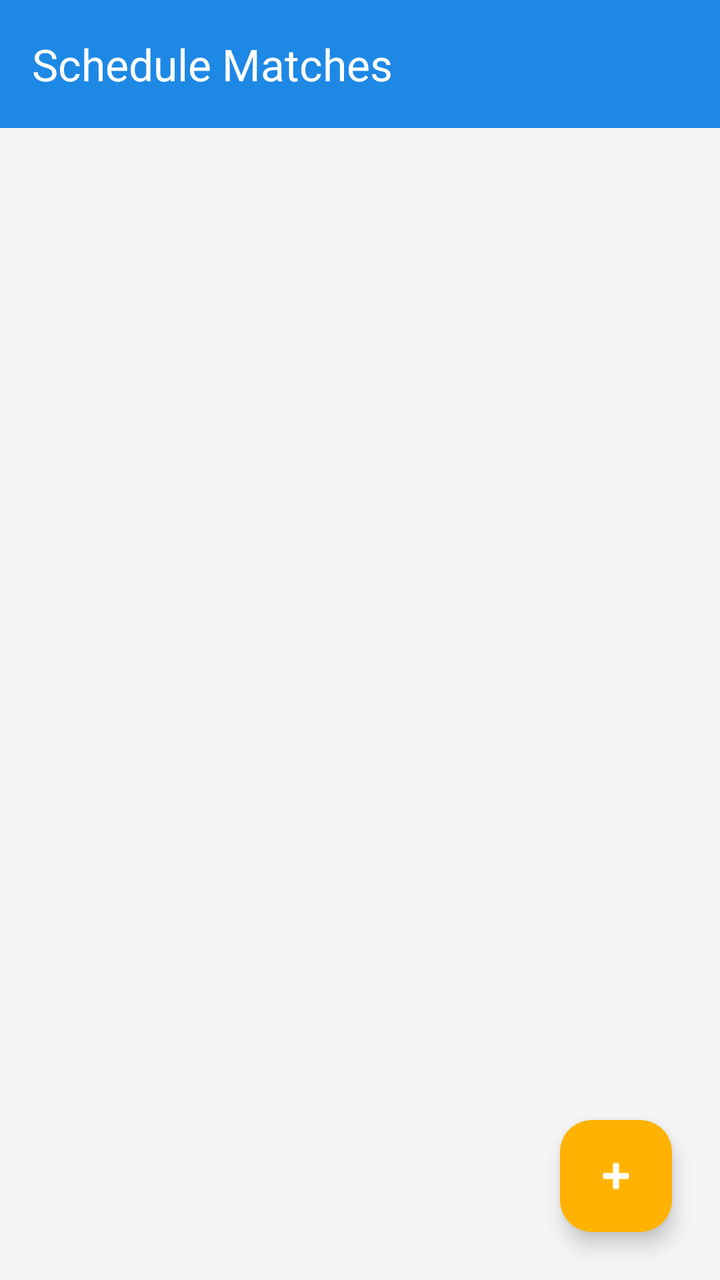
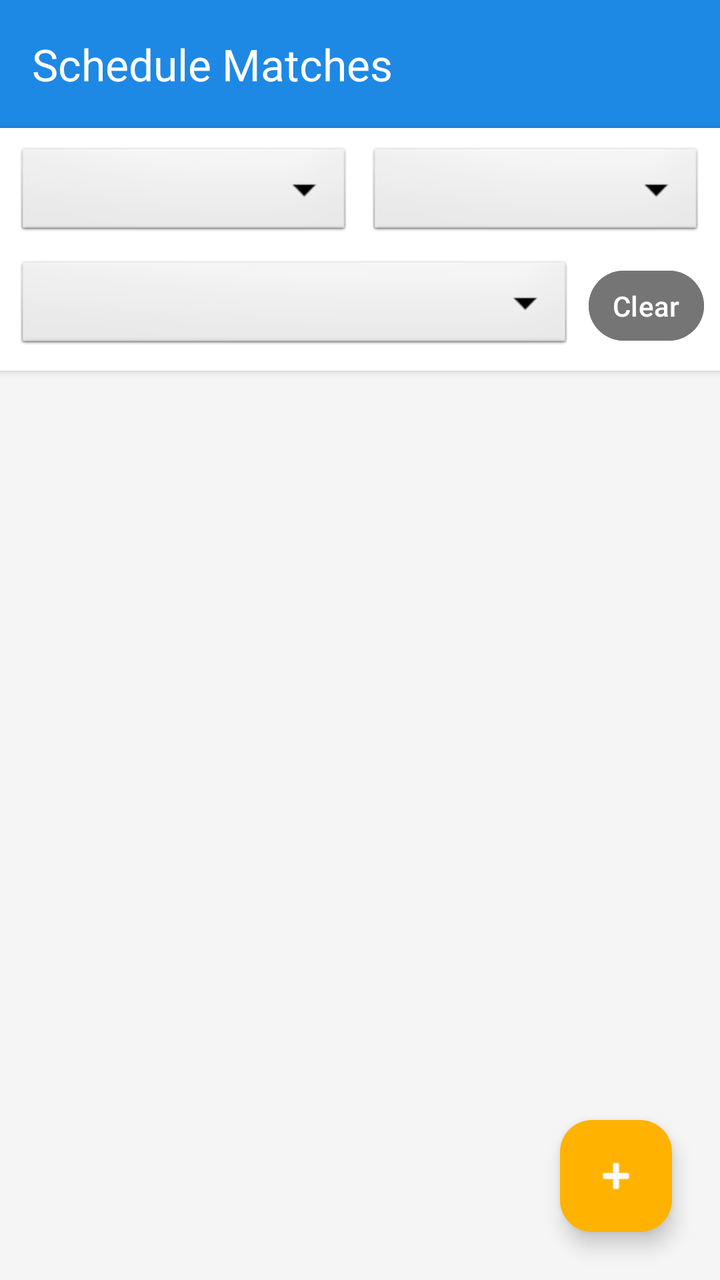

An Android layout rendered at two revisions. The XML below is the earlier revision; the diff shows what the commit changed to produce the second picture.
<!-- AndroidManifest.xml: application theme Theme.SPORTSHUB -->
<!-- res/layout/activity_admin_match_list.xml -->
<?xml version="1.0" encoding="utf-8"?>
<androidx.constraintlayout.widget.ConstraintLayout xmlns:android="http://schemas.android.com/apk/res/android"
    xmlns:app="http://schemas.android.com/apk/res-auto"
    android:layout_width="match_parent"
    android:layout_height="match_parent"
    android:background="@color/background">

    <androidx.appcompat.widget.Toolbar
        android:id="@+id/toolbarAdminMatches"
        android:layout_width="match_parent"
        android:layout_height="?attr/actionBarSize"
        android:background="@color/primary"
        android:theme="@style/ThemeOverlay.AppCompat.Dark.ActionBar"
        app:popupTheme="@style/ThemeOverlay.AppCompat.Light"
        app:title="Schedule Matches"
        app:titleTextColor="@color/white"
        app:layout_constraintTop_toTopOf="parent" />

    <TextView
        android:id="@+id/tvEmptyState"
        android:layout_width="wrap_content"
        android:layout_height="wrap_content"
        android:text="No matches found. Click + to schedule one."
        android:textColor="@color/text_secondary"
        android:textSize="16sp"
        android:visibility="gone"
        app:layout_constraintBottom_toBottomOf="parent"
        app:layout_constraintEnd_toEndOf="parent"
        app:layout_constraintStart_toStartOf="parent"
        app:layout_constraintTop_toBottomOf="@id/toolbarAdminMatches" />

    <ListView
        android:id="@+id/lvAdminMatches"
        android:layout_width="0dp"
        android:layout_height="0dp"
        android:divider="@android:color/transparent"
        android:dividerHeight="0dp"
        app:layout_constraintBottom_toBottomOf="parent"
        app:layout_constraintEnd_toEndOf="parent"
        app:layout_constraintStart_toStartOf="parent"
        app:layout_constraintTop_toBottomOf="@id/toolbarAdminMatches" />

    <com.google.android.material.floatingactionbutton.FloatingActionButton
        android:id="@+id/fabAddMatch"
        android:layout_width="wrap_content"
        android:layout_height="wrap_content"
        android:layout_margin="24dp"
        android:contentDescription="Add Match"
        android:src="@android:drawable/ic_input_add"
        app:backgroundTint="@color/secondary"
        app:layout_constraintBottom_toBottomOf="parent"
        app:layout_constraintEnd_toEndOf="parent"
        app:tint="@color/white" />

</androidx.constraintlayout.widget.ConstraintLayout>
<!-- resources referenced by this layout -->
<resources>
  <color name="background">#F5F5F5</color>
  <color name="primary">#1E88E5</color>
  <color name="secondary">#FFB300</color>
  <color name="text_secondary">#757575</color>
  <color name="white">#FFFFFFFF</color>
  <style name="Theme.SPORTSHUB" parent="Base.Theme.SPORTSHUB" />
  <style name="Base.Theme.SPORTSHUB" parent="Theme.Material3.DayNight.NoActionBar">
          
          
      </style>
</resources>

<!-- the commit's change to res/layout/activity_admin_match_list.xml (unified diff, before → after) -->
@@ -16,6 +16,67 @@
         app:titleTextColor="@color/white"
         app:layout_constraintTop_toTopOf="parent" />
 
+    <LinearLayout
+        android:id="@+id/layoutAdminMatchFilters"
+        android:layout_width="match_parent"
+        android:layout_height="wrap_content"
+        android:orientation="vertical"
+        android:padding="8dp"
+        android:background="@color/white"
+        android:elevation="2dp"
+        app:layout_constraintTop_toBottomOf="@id/toolbarAdminMatches">
+
+        <LinearLayout
+            android:layout_width="match_parent"
+            android:layout_height="wrap_content"
+            android:orientation="horizontal"
+            android:layout_marginBottom="8dp">
+
+            <Spinner
+                android:id="@+id/spnAdminTournamentFilter"
+                android:layout_width="0dp"
+                android:layout_height="wrap_content"
+                android:layout_weight="1"
+                android:background="@android:drawable/btn_dropdown"
+                android:layout_marginEnd="4dp" />
+
+            <Spinner
+                android:id="@+id/spnAdminStatusFilter"
+                android:layout_width="0dp"
+                android:layout_height="wrap_content"
+                android:layout_weight="1"
+                android:background="@android:drawable/btn_dropdown"
+                android:layout_marginStart="4dp" />
+        </LinearLayout>
+
+        <LinearLayout
+            android:layout_width="match_parent"
+            android:layout_height="wrap_content"
+            android:orientation="horizontal"
+            android:gravity="center_vertical">
+
+            <Spinner
+                android:id="@+id/spnAdminSortMatches"
+                android:layout_width="0dp"
+                android:layout_height="wrap_content"
+                android:layout_weight="1"
+                android:background="@android:drawable/btn_dropdown"
+                android:layout_marginEnd="8dp"/>
+
+            <Button
+                android:id="@+id/btnAdminClearFilters"
+                android:layout_width="wrap_content"
+                android:layout_height="wrap_content"
+                android:text="Clear"
+                android:minHeight="0dp"
+                android:minWidth="0dp"
+                android:paddingHorizontal="12dp"
+                android:paddingVertical="8dp"
+                android:backgroundTint="@color/text_secondary"
+                android:textColor="@color/white" />
+        </LinearLayout>
+    </LinearLayout>
+
     <TextView
         android:id="@+id/tvEmptyState"
         android:layout_width="wrap_content"
@@ -27,7 +88,7 @@
         app:layout_constraintBottom_toBottomOf="parent"
         app:layout_constraintEnd_toEndOf="parent"
         app:layout_constraintStart_toStartOf="parent"
-        app:layout_constraintTop_toBottomOf="@id/toolbarAdminMatches" />
+        app:layout_constraintTop_toBottomOf="@id/layoutAdminMatchFilters" />
 
     <ListView
         android:id="@+id/lvAdminMatches"
@@ -38,7 +99,7 @@
         app:layout_constraintBottom_toBottomOf="parent"
         app:layout_constraintEnd_toEndOf="parent"
         app:layout_constraintStart_toStartOf="parent"
-        app:layout_constraintTop_toBottomOf="@id/toolbarAdminMatches" />
+        app:layout_constraintTop_toBottomOf="@id/layoutAdminMatchFilters" />
 
     <com.google.android.material.floatingactionbutton.FloatingActionButton
         android:id="@+id/fabAddMatch"
